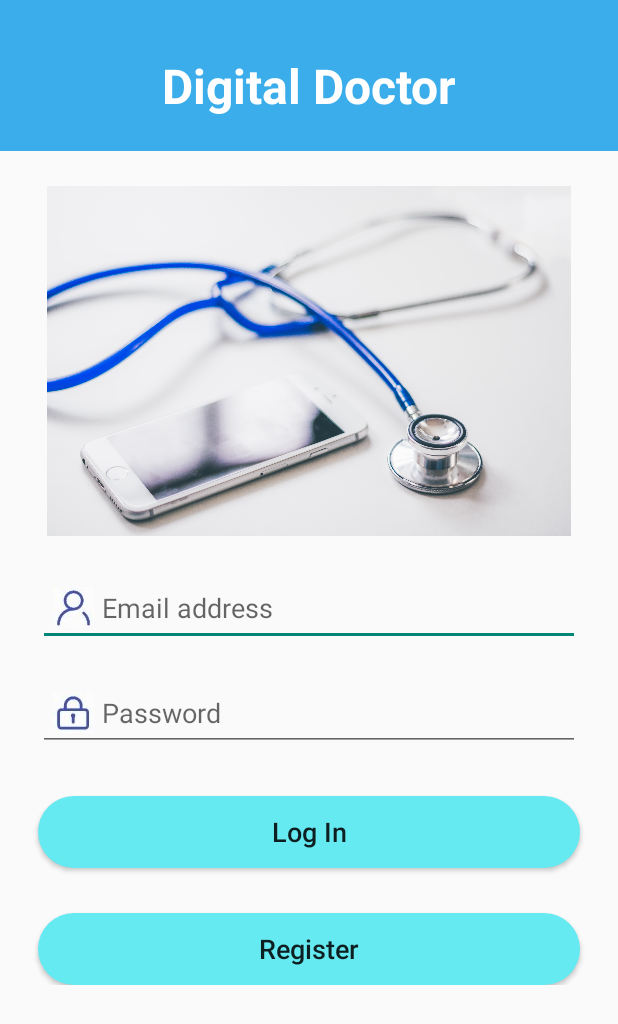
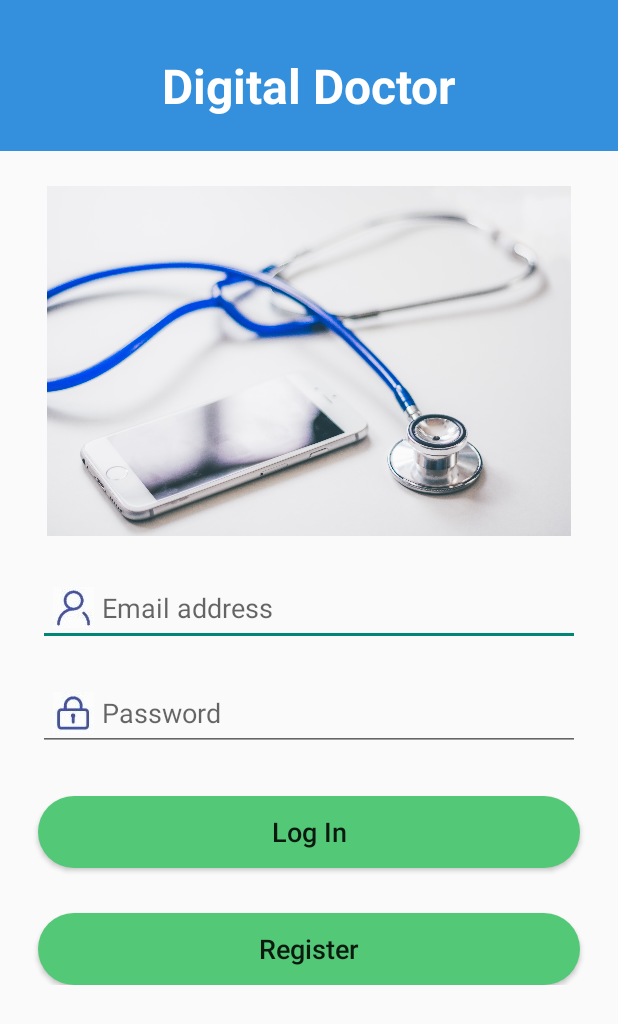
Before and after one commit to ArthurLhy/DigitalDoctor, an Android app: the screen it shows after launch (LoginActivity), on a phone screen of 412 x 824 dp. Shown: the top 1024 px of the screen. Run offline under Robolectric (Android 15) with nearby library versions, the phone set to English and light mode, and no system bars; our stand-ins replace Firebase (no records; nobody signed in at launch, a user with empty details on screens opened directly), navigation-ui.

Commit message:
Color change

```diff
--- a/app/src/main/res/drawable/button_selector.xml
+++ b/app/src/main/res/drawable/button_selector.xml
@@ -2,13 +2,13 @@
 <selector xmlns:android="http://schemas.android.com/apk/res/android">
     <item android:state_pressed="true">
         <shape>
-            <solid android:color="#3BADEB"/>
+            <solid android:color="@color/blue_700"/>
             <corners android:radius="40dp"/>
         </shape>
     </item>
     <item android:state_pressed="false">
         <shape>
-            <solid android:color="#66EAF2"/>
+            <solid android:color="@color/green_700"/>
             <corners android:radius="40dp"/>
         </shape>
     </item>
--- a/app/src/main/res/values/colors.xml
+++ b/app/src/main/res/values/colors.xml
@@ -3,7 +3,9 @@
     <color name="purple_200">#FFBB86FC</color>
     <color name="purple_500">#FF6200EE</color>
     <color name="purple_700">#FF3700B3</color>
-    <color name="blue_700">#3BADEB</color>
+    <!--color name="blue_700">#3BADEB</color-->
+    <color name="blue_700">#FF3490DC</color>
+    <color name="green_700">#FF53C978</color>
     <color name="teal_200">#FF03DAC5</color>
     <color name="teal_700">#FD018786</color>
     <color name="black">#FF000000</color>
```
